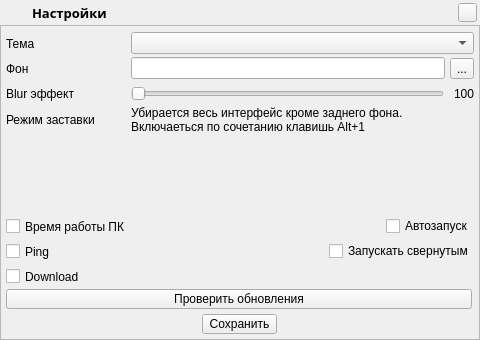
Before: the Qt Designer form main/ui/widget_2.ui in Curicano/OverlayGT, drawn with Qt 5.
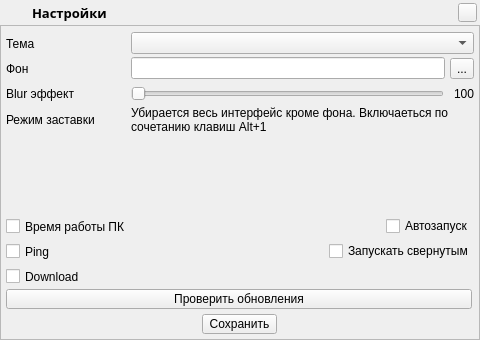
After: the same form once the commit is applied. Icons and pictures are not drawn.

The edit to the form file:
```diff
--- a/main/ui/widget_2.ui
+++ b/main/ui/widget_2.ui
@@ -203,7 +203,7 @@
       <item row="3" column="1">
        <widget class="QLabel" name="l_name_4">
         <property name="text">
-         <string>Убирается весь интерфейс кроме заднего фона. Включаеться по сочетанию клавишь Alt+1</string>
+         <string>Убирается весь интерфейс кроме фона. Включаеться по сочетанию клавиш Alt+1</string>
         </property>
         <property name="wordWrap">
          <bool>true</bool>
```
Left out of the diff: 6 changed lines with no effect on the pictures.
